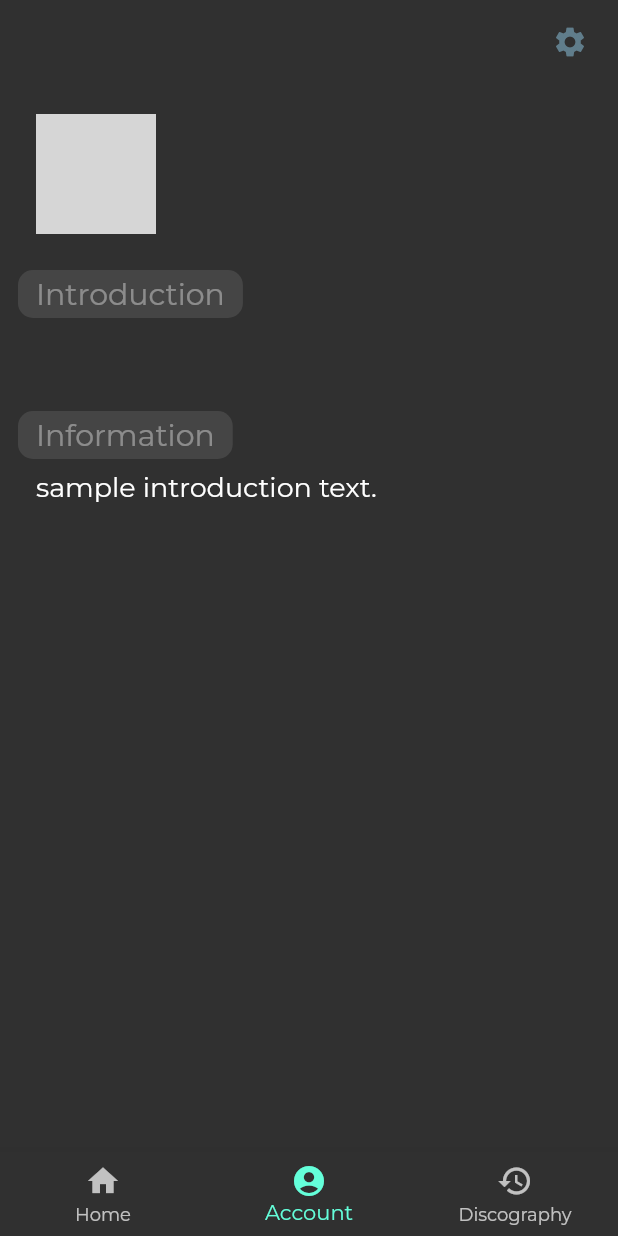
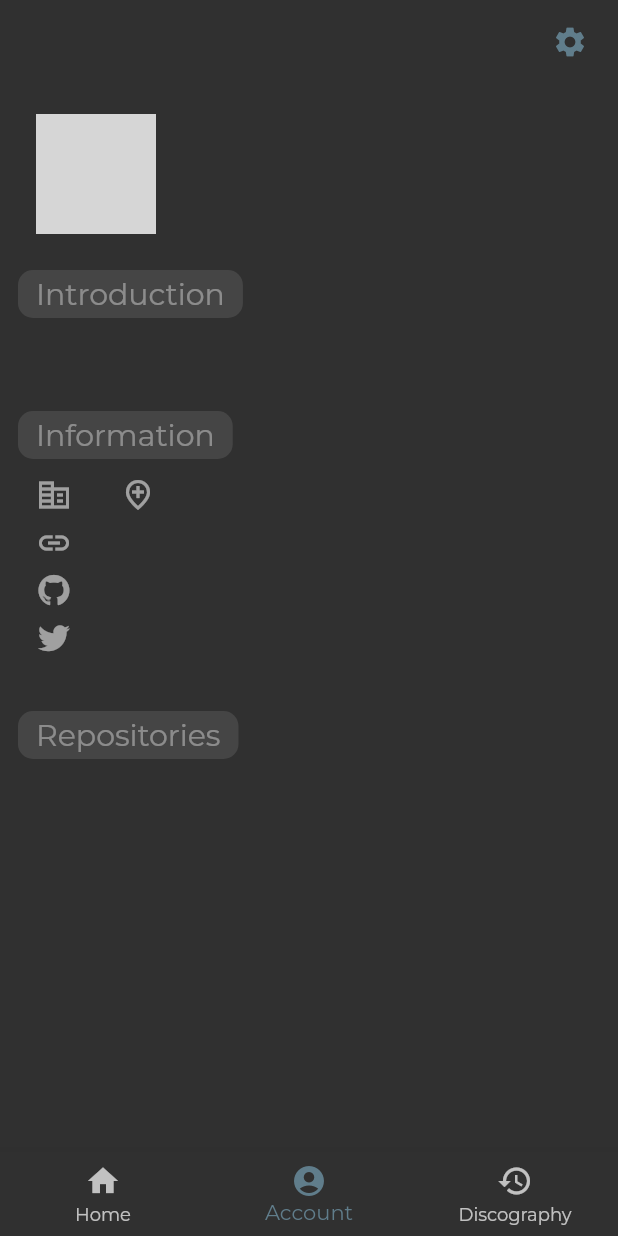
Before and after one commit to anabebe1020/about_abe2, a Flutter app: the screen it shows after launch, swiped to page 2, on a phone screen of 412 x 824 dp. Run offline on Flutter 3.47's test engine with Material 2 defaults, Android fonts, the light colour scheme and no system bars; our stand-ins replace cloud_firestore, firebase_core, flutter_dotenv, flutter_riverpod, freezed_annotation, google_fonts; missing offline and left inert: anabebe_packages; accounts and stored records are empty; network calls fail; grey boxes are pictures that could not be loaded.

Commit message:
fix, account information.

```diff
--- /dev/null
+++ b/lib/common/sns_icons.dart
@@ -0,0 +1,19 @@
+import 'package:flutter/material.dart';
+
+class SNSIcons {
+  SNSIcons._();
+
+  static const _kFontFam = 'SNSIcons';
+  static const String? _kFontPkg = null;
+
+  static const IconData twitter = IconData(
+    0xf099,
+    fontFamily: _kFontFam,
+    fontPackage: _kFontPkg,
+  );
+  static const IconData github = IconData(
+    0xf09b,
+    fontFamily: _kFontFam,
+    fontPackage: _kFontPkg,
+  );
+}
--- a/lib/widgets/information.dart
+++ b/lib/pages/account/info_item.dart
@@ -3,36 +3,40 @@ import 'package:url_launcher/url_launcher.dart';
 
 class InformationItem extends StatelessWidget {
   final IconData icon;
-  final bool isLinked;
   final String text;
-  final String url;
+  final String? url;
 
   const InformationItem({
     Key? key,
     required this.icon,
-    required this.isLinked,
     required this.text,
-    required this.url,
+    this.url,
   }) : super(key: key);
 
   @override
   Widget build(BuildContext context) {
-    return Container(
+    final textStyle = (url != null)
+        ? const TextStyle(fontSize: 18, color: Colors.lightBlue)
+        : const TextStyle(fontSize: 18);
+
+    return Padding(
+      padding: const EdgeInsets.symmetric(vertical: 4),
       child: Row(
         children: [
           Icon(icon),
-          isLinked
+          const SizedBox(width: 8),
+          url != null
               ? InkWell(
                   highlightColor: Colors.amber,
                   splashColor: Colors.amber,
-                  child: Text(text),
+                  child: Text(text, style: textStyle),
                   onTap: () async {
-                    if (await canLaunchUrl(Uri.parse(url))) {
-                      await launchUrl(Uri.parse(url));
+                    if (await canLaunchUrl(Uri.parse(url!))) {
+                      await launchUrl(Uri.parse(url!));
                     }
                   },
                 )
-              : Text(text)
+              : Text(text, style: const TextStyle(fontSize: 18))
         ],
       ),
     );
--- a/lib/pages/account/page.dart
+++ b/lib/pages/account/page.dart
@@ -1,8 +1,13 @@
+import 'package:about_abe_2/common/sns_icons.dart';
+import 'package:about_abe_2/constants/sns.dart';
 import 'package:about_abe_2/models/account/model.dart';
+import 'package:about_abe_2/models/github/repos.dart';
+import 'package:about_abe_2/pages/account/info_item.dart';
 import 'package:about_abe_2/provider/account/provider.dart';
 import 'package:about_abe_2/widgets/face_circle.dart';
 import 'package:about_abe_2/widgets/headline.dart';
 import 'package:flutter/cupertino.dart';
+import 'package:flutter/material.dart';
 import 'package:flutter_riverpod/flutter_riverpod.dart';
 
 class AccountPage extends ConsumerWidget {
@@ -22,6 +27,7 @@ class AccountPage extends ConsumerWidget {
               _MeWidget(header: state.header),
               _Introduction(introduction: state.introduction),
               _Information(information: state.information),
+              _Repositories(repos: state.repos),
             ],
           );
   }
@@ -86,15 +92,74 @@ class _Information extends StatelessWidget {
       padding: const EdgeInsets.symmetric(vertical: 12),
       child: Column(
         crossAxisAlignment: CrossAxisAlignment.start,
-        children: const [
-          Headline(text: 'Information'),
+        children: [
+          const Headline(text: 'Information'),
           Padding(
-            padding: EdgeInsets.symmetric(vertical: 8, horizontal: 12),
-            child: Text('sample introduction text.',
-                style: TextStyle(fontSize: 18)),
+            padding: const EdgeInsets.symmetric(vertical: 8, horizontal: 12),
+            child: Column(
+              crossAxisAlignment: CrossAxisAlignment.start,
+              children: [
+                Row(
+                  children: [
+                    InformationItem(
+                      icon: Icons.corporate_fare,
+                      text: information?.company ?? '',
+                    ),
+                    const SizedBox(width: 24),
+                    InformationItem(
+                      icon: Icons.add_location_outlined,
+                      text: information?.location ?? '',
+                    ),
+                  ],
+                ),
+                InformationItem(
+                  icon: Icons.insert_link_outlined,
+                  text: information?.link ?? '',
+                  url: information?.link,
+                ),
+                InformationItem(
+                  icon: SNSIcons.github,
+                  text: information?.github ?? '',
+                  url: information?.github != null
+                      ? '${SnsConst().githubBaseUrl}/${information!.github}'
+                      : null,
+                ),
+                InformationItem(
+                  icon: SNSIcons.twitter,
+                  text: information?.twitter ?? '',
+                  url: information?.twitter != null
+                      ? '${SnsConst().twitterBaseUrl}/${information!.twitter}'
+                      : null,
+                ),
+              ],
+            ),
           ),
         ],
       ),
     );
   }
 }
+
+class _Repositories extends StatelessWidget {
+  final List<GitHubRepoModel>? repos;
+  const _Repositories({Key? key, this.repos}) : super(key: key);
+
+  @override
+  Widget build(BuildContext context) {
+    return Container(
+      padding: const EdgeInsets.symmetric(vertical: 12),
+      child: Column(
+        crossAxisAlignment: CrossAxisAlignment.start,
+        children: [
+          const Headline(text: 'Repositories'),
+          Padding(
+            padding: const EdgeInsets.symmetric(vertical: 8, horizontal: 12),
+            child: Container(
+                // ToDo
+                ),
+          ),
+        ],
+      ),
+    );
+  }
+}
--- a/lib/pages/root/page.dart
+++ b/lib/pages/root/page.dart
@@ -58,6 +58,7 @@ class _RootState extends ConsumerState<Root> {
               ],
             ),
       bottomNavigationBar: BottomNavigationBar(
+        selectedItemColor: Colors.blueGrey,
         items: const [
           BottomNavigationBarItem(
             icon: Icon(Icons.home),
--- a/lib/provider/account/provider.dart
+++ b/lib/provider/account/provider.dart
@@ -18,21 +18,23 @@ class _AccountNotifier extends StateNotifier<AccountState> {
   Future<void> getUserInfo() async {
     try {
       state = state.copyWith(isLoading: true);
+      // get
       await ref.read(qiitaProvider.notifier).getUser();
       await ref.read(githubProvider.notifier).getUser();
-      //
       final qiita = ref.watch(qiitaProvider);
       final github = ref.watch(githubProvider);
+      // set
       state = state.copyWith(
         header: AccountHeaderModel(
           name: github.user?.name,
-          imageUrl: qiita.user?.iconUrl ?? github.user?.iconUrl,
+          imageUrl: github.user?.iconUrl ?? qiita.user?.iconUrl,
         ),
         introduction: github.user?.description,
         information: AccountInfoModel(
           company: github.user?.company,
           location: github.user?.location,
-          github: github.user?.name,
+          link: github.user?.link,
+          github: github.user?.userId,
           twitter: github.user?.twitter,
         ),
       );
--- a/lib/provider/github/provider.dart
+++ b/lib/provider/github/provider.dart
@@ -18,13 +18,15 @@ class _GithubNotifier extends StateNotifier<GithubState> {
   Future<void> getUser() async {
     try {
       state = state.copyWith(isLoading: true);
-      //
-      final uri = Uri.parse('${SnsConst().githubApiUrl}/users/anabebe');
+      // get
+      final uri = Uri.parse(
+          '${SnsConst().githubApiUrl}/users/${SnsConst().githubUserName}');
       final headers = <String, String>{
         'content-type': 'application/json',
       };
       final result = await HttpClient().get(uri, headers);
       final json = jsonDecode(result);
+      // set
       state = state.copyWith(user: GitHubModel.fromJson(json));
     } catch (e) {
       rethrow;
```
